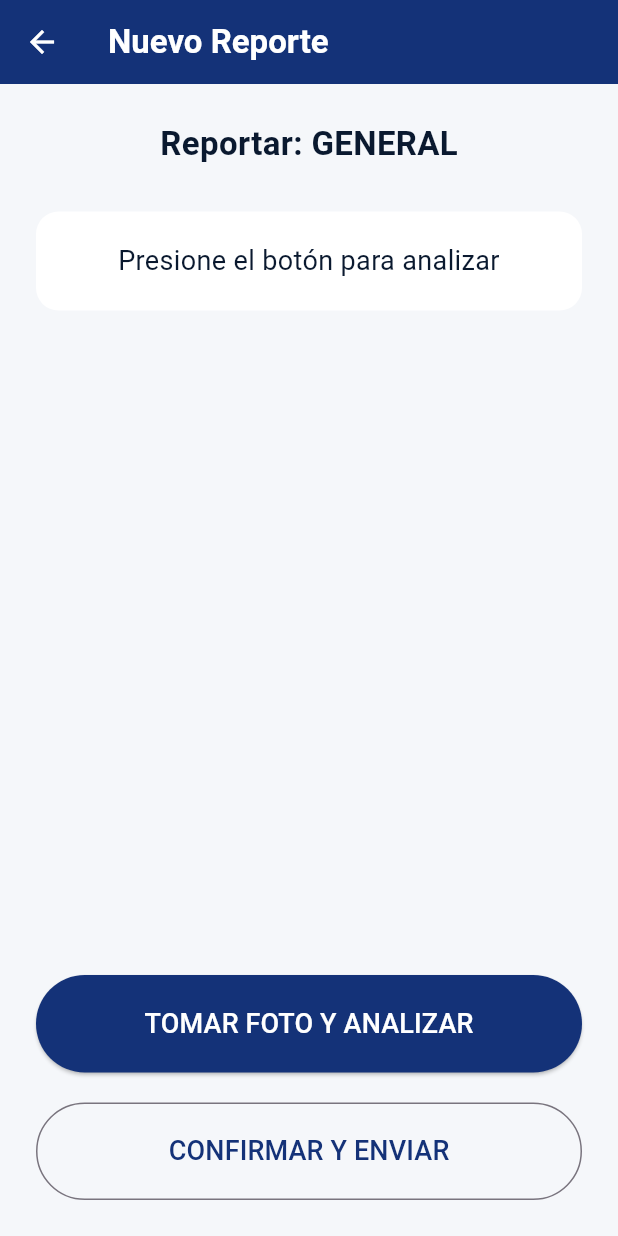
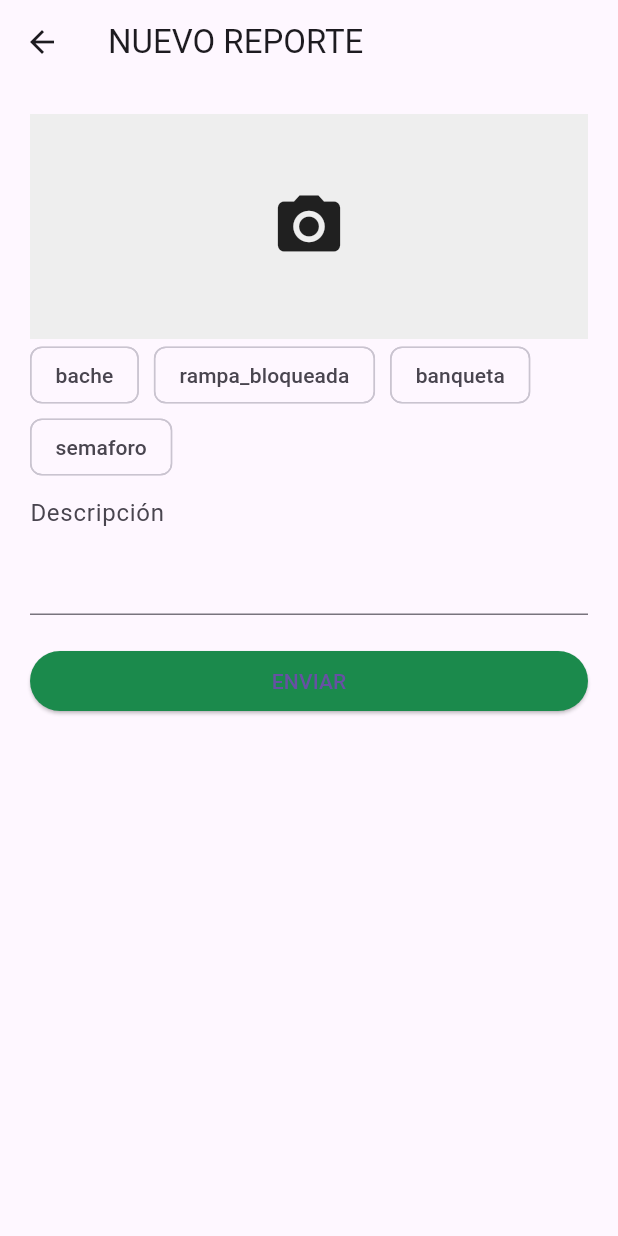
Before and after one commit to XITZEL/Ruta-Accesible_Frontend, a Flutter app: the MapPage screen opened directly, after a tap on "REPORTAR OBSTÁCULO", on a phone screen of 412 x 824 dp. Run offline on Flutter 3.47's test engine with Material 3 defaults, Android fonts, the light colour scheme and no system bars; our stand-ins replace flutter_dotenv, flutter_tts, geolocator, google_maps_flutter, image_picker, permission_handler and 1 more; missing offline and left inert: flutter_polyline_points; network calls fail.

Commit message:
feat: Add permissions handling and image picker functionality
- Updated AndroidManifest.xml to include permissions for internet, fine location, coarse location, and audio recording.
- Modified login_page.dart to remove unnecessary 'const' keyword when navigating to MapPage.
- Enhanced map_page.dart with permission handling for location and microphone, and implemented image picking functionality for reporting obstacles.
- Refactored report_page.dart to integrate image analysis and reporting features, including location retrieval and user feedback.
- Registered new plugins for file selection across platforms in generated_plugin_registrant files.
- Updated pubspec.yaml to include new dependencies for image_picker and permission_handler.

```diff
--- a/ruta_accesible_frontend/lib/login_page.dart
+++ b/ruta_accesible_frontend/lib/login_page.dart
@@ -39,7 +39,7 @@ class LoginPage extends StatelessWidget {
                 onPressed: () {
                   Navigator.pushReplacement(
                     context,
-                    MaterialPageRoute(builder: (context) => const MapPage()),
+                    MaterialPageRoute(builder: (context) =>  MapPage()),
                   );
                 },
               ),
@@ -56,7 +56,7 @@ class LoginPage extends StatelessWidget {
                 onPressed: () {
                   Navigator.pushReplacement(
                     context,
-                    MaterialPageRoute(builder: (context) => const MapPage()),
+                    MaterialPageRoute(builder: (context) =>  MapPage()),
                   );
                 },
               ),
--- a/ruta_accesible_frontend/lib/pages/map_page.dart
+++ b/ruta_accesible_frontend/lib/pages/map_page.dart
@@ -4,6 +4,7 @@ import 'package:flutter_tts/flutter_tts.dart';
 import 'package:geolocator/geolocator.dart';
 import 'package:flutter_polyline_points/flutter_polyline_points.dart';
 import 'package:http/http.dart' as http;
+import 'package:permission_handler/permission_handler.dart'; // 👈 NUEVO
 import 'dart:convert';
 import 'report_page.dart';
 import 'lista_lugares_page.dart';
@@ -12,17 +13,14 @@ import 'hospital_page.dart';
 import 'super_page.dart';
 import 'banco_page.dart';
 
-
 class MapPage extends StatefulWidget {
   final LatLng? destino;
   final String? destinoNombre;
   const MapPage({super.key, this.destino, this.destinoNombre});
 
-
   @override
   State<MapPage> createState() => _MapPageState();
 }
-
 
 class _MapPageState extends State<MapPage> {
   GoogleMapController? mapController;
@@ -30,52 +28,159 @@ class _MapPageState extends State<MapPage> {
   final FlutterTts _tts = FlutterTts();
   final TextEditingController _searchController = TextEditingController();
 
-
   Set<Polyline> _polylines = {};
   Set<Marker> _markers = {};
 
+  bool _permisosListos = false; // 👈 NUEVO: controla si ya tenemos permisos
 
   final Color _fondoGeneral = const Color(0xFFF5F7FA);
   final Color _fondoBotones = const Color(0xFF143278);
   final Color _textoBotones = const Color(0xFFFFFFFF);
 
-
+  // ─────────────────────────────────────────────
+  //  CICLO DE VIDA
+  // ─────────────────────────────────────────────
   @override
   void initState() {
     super.initState();
     _configurarTTS();
+    _solicitarPermisos(); // 👈 Primero pedimos permisos
   }
 
+  // ─────────────────────────────────────────────
+  //  PERMISOS (ubicación + micrófono)
+  // ─────────────────────────────────────────────
+  Future<void> _solicitarPermisos() async {
+    // Pedimos ubicación y micrófono al mismo tiempo
+    final statuses = await [
+      Permission.location,
+      Permission.microphone,
+    ].request();
 
- @override
- void dispose() {
-   _searchController.dispose();
-   super.dispose();
+    final ubicacionOk = statuses[Permission.location]?.isGranted ?? false;
+    final microfonoOk = statuses[Permission.microphone]?.isGranted ?? false;
+
+    if (!mounted) return;
+
+    if (!ubicacionOk) {
+      // Sin ubicación no podemos trazar rutas → mostramos aviso
+      _mostrarDialogoPermiso(
+        titulo: 'Ubicación requerida',
+        mensaje:
+            'Esta app necesita acceso a tu ubicación para trazar rutas accesibles. '
+            'Por favor actívala en Ajustes.',
+        icono: Icons.location_on,
+      );
+      return;
     }
 
+    if (!microfonoOk) {
+      // Micrófono opcional → avisamos pero continuamos
+      ScaffoldMessenger.of(context).showSnackBar(
+        const SnackBar(
+          content: Text(
+              'Sin micrófono no podrás usar comandos de voz, '
+              'pero la app sigue funcionando.'),
+          duration: Duration(seconds: 4),
+        ),
+      );
+    }
 
+    setState(() => _permisosListos = true);
+    await _cargarReportes();
+
+    // Si ya venimos con un destino, trazamos la ruta
+    if (widget.destino != null) {
+      _trazarRuta(widget.destino!);
+    }
+  }
+
+  void _mostrarDialogoPermiso({
+    required String titulo,
+    required String mensaje,
+    required IconData icono,
+  }) {
+    showDialog(
+      context: context,
+      barrierDismissible: false,
+      builder: (_) => AlertDialog(
+        shape: RoundedRectangleBorder(borderRadius: BorderRadius.circular(16)),
+        title: Row(children: [
+          Icon(icono, color: _fondoBotones),
+          const SizedBox(width: 8),
+          Text(titulo),
+        ]),
+        content: Text(mensaje),
+        actions: [
+          TextButton(
+            onPressed: () {
+              Navigator.pop(context);
+              openAppSettings(); // Abre ajustes del sistema
+            },
+            child: const Text('Abrir Ajustes'),
+          ),
+          TextButton(
+            onPressed: () => Navigator.pop(context),
+            child: const Text('Cancelar'),
+          ),
+        ],
+      ),
+    );
+  }
+
+  // ─────────────────────────────────────────────
+  //  TTS
+  // ─────────────────────────────────────────────
   void _configurarTTS() async {
     await _tts.setLanguage("es-MX");
     await _tts.setSpeechRate(0.45);
   }
 
-
   Future<void> _hablar(String texto) async => await _tts.speak(texto);
 
+  // ─────────────────────────────────────────────
+  //  REPORTES
+  // ─────────────────────────────────────────────
+  Future<void> _cargarReportes() async {
+    try {
+      final response = await http
+          .get(Uri.parse('https://ruta-accesible.vercel.app/api/reportes'));
+      if (response.statusCode == 200) {
+        final List<dynamic> data = json.decode(response.body);
+        setState(() {
+          for (var item in data) {
+            _markers.add(Marker(
+              markerId: MarkerId(item['id'].toString()),
+              position: LatLng(item['lat'], item['lng']),
+              icon: BitmapDescriptor.defaultMarkerWithHue(
+                  BitmapDescriptor.hueOrange),
+              infoWindow: InfoWindow(
+                title: "Obstáculo: ${item['tipo']}",
+                snippet: item['descripcion'],
+              ),
+            ));
+          }
+        });
+      }
+    } catch (e) {
+      debugPrint("Error cargando reportes: $e");
+    }
+  }
 
+  // ─────────────────────────────────────────────
+  //  RUTA
+  // ─────────────────────────────────────────────
   Future<void> _trazarRuta(LatLng destino) async {
     try {
       Position pos = await Geolocator.getCurrentPosition();
       final inicio = LatLng(pos.latitude, pos.longitude);
-
-
       final url = Uri.parse(
-         'https://ruta-accesible.vercel.app/api/route?originLat=${inicio.latitude}&originLng=${inicio.longitude}&destLat=${destino.latitude}&destLng=${destino.longitude}');
+          'https://ruta-accesible.vercel.app/api/route'
+          '?originLat=${inicio.latitude}&originLng=${inicio.longitude}'
+          '&destLat=${destino.latitude}&destLng=${destino.longitude}');
       final response = await http.get(url);
 
-
       if (!mounted) return;
-
 
       List<LatLng> coords = [inicio, destino];
       if (response.statusCode == 200) {
@@ -89,78 +194,51 @@ class _MapPageState extends State<MapPage> {
         }
       }
 
-
       setState(() {
         _polylines = {
           Polyline(
             polylineId: const PolylineId('ruta'),
             points: coords,
-           color: const Color(0xFF143278),
+            color: _fondoBotones,
             width: 5,
           )
         };
-       _markers = {
-         Marker(
+        _markers.add(Marker(
           markerId: const MarkerId('destino'),
           position: destino,
-           infoWindow: InfoWindow(title: widget.destinoNombre ?? 'Destino'),
-         )
-       };
+          infoWindow:
+              InfoWindow(title: widget.destinoNombre ?? 'Destino'),
+        ));
       });
-
-
-     WidgetsBinding.instance.addPostFrameCallback((_) {
-       mapController?.showMarkerInfoWindow(const MarkerId('destino'));
-     });
-
-
-     mapController?.animateCamera(
-       CameraUpdate.newLatLngBounds(
-         LatLngBounds(
-           southwest: LatLng(
-             inicio.latitude < destino.latitude ? inicio.latitude : destino.latitude,
-             inicio.longitude < destino.longitude ? inicio.longitude : destino.longitude,
-           ),
-           northeast: LatLng(
-             inicio.latitude > destino.latitude ? inicio.latitude : destino.latitude,
-             inicio.longitude > destino.longitude ? inicio.longitude : destino.longitude,
-           ),
-         ),
-         80,
-       ),
-     );
+      _hablar(
+          "Ruta trazada hacia ${widget.destinoNombre ?? 'tu destino'}");
     } catch (e) {
-     print('Error trazando ruta: $e');
+      debugPrint('Error trazando ruta: $e');
     }
   }
 
-
- void _buscar(String texto) {
-   final t = texto.trim();
-   if (t.isEmpty) return;
-
-
-   _searchController.clear();
-   Navigator.push(
-     context,
-     MaterialPageRoute(
-       builder: (context) => ListaLugaresPage(
-         titulo: 'Resultados: $t',
-         categoria: '',
-         query: t,
+  // ─────────────────────────────────────────────
+  //  UI
+  // ─────────────────────────────────────────────
+  @override
+  Widget build(BuildContext context) {
+    // Mientras no tenemos permisos mostramos pantalla de carga
+    if (!_permisosListos) {
+      return Scaffold(
+        backgroundColor: _fondoGeneral,
+        body: Center(
+          child: Column(
+            mainAxisSize: MainAxisSize.min,
+            children: [
+              CircularProgressIndicator(color: _fondoBotones),
+              const SizedBox(height: 16),
+              const Text('Solicitando permisos…'),
+            ],
           ),
         ),
       );
     }
 
-
- void _navegarACategoria(Widget paginaDestino) {
-   Navigator.push(context, MaterialPageRoute(builder: (context) => paginaDestino));
- }
-
-
- @override
- Widget build(BuildContext context) {
     return Scaffold(
       backgroundColor: _fondoGeneral,
       body: Stack(
@@ -168,165 +246,43 @@ class _MapPageState extends State<MapPage> {
           GoogleMap(
             onMapCreated: (controller) {
               mapController = controller;
-             if (widget.destino != null) {
+              // La ruta ya se traza en _solicitarPermisos()
+              // pero si el mapa tardó más, la volvemos a trazar aquí
+              if (widget.destino != null && _polylines.isEmpty) {
                 _trazarRuta(widget.destino!);
               }
             },
-           initialCameraPosition: CameraPosition(target: _centroDefault, zoom: 16.0),
+            initialCameraPosition:
+                CameraPosition(target: _centroDefault, zoom: 16.0),
             myLocationEnabled: true,
             polylines: _polylines,
             markers: _markers,
           ),
 
-
-         // BUSCADOR
+          // Botón reportar obstáculo
           Positioned(
-           top: 50,
-           left: 15,
-           right: 15,
-           child: Container(
-             height: 55,
-             padding: const EdgeInsets.symmetric(horizontal: 5),
-             decoration: BoxDecoration(
-               color: _fondoGeneral,
-               borderRadius: BorderRadius.circular(15),
-               boxShadow: const [BoxShadow(color: Colors.black12, blurRadius: 10)],
+            bottom: 20,
+            left: 20,
+            right: 20,
+            child: ElevatedButton.icon(
+              onPressed: () {
+                // ✅ Sin 'const' porque ReportePage tiene estado interno
+                Navigator.push(
+                  context,
+                  MaterialPageRoute(
+                    builder: (context) =>
+                        ReportePage(categoria: 'general'), // 👈 sin const
                   ),
-             child: Row(
-               children: [
-                 IconButton(
-                   icon: Icon(Icons.mic, color: _fondoBotones),
-                   onPressed: () => _hablar("¿Qué lugar buscas?"),
-                   constraints: const BoxConstraints(minWidth: 40),
-                 ),
-                 Expanded(
-                   child: TextField(
-                     controller: _searchController,
-                     decoration: const InputDecoration(
-                       border: InputBorder.none,
-                       hintText: '¿A dónde vamos?',
-                       contentPadding: EdgeInsets.symmetric(horizontal: 10),
-                     ),
-                     onSubmitted: _buscar,
-                     textInputAction: TextInputAction.search,
-                   ),
-                 ),
-                 IconButton(
-                   icon: Icon(Icons.search, color: _fondoBotones),
-                   onPressed: () => _buscar(_searchController.text),
-                   constraints: const BoxConstraints(minWidth: 40),
-                 ),
-               ],
-             ),
-           ),
-         ),
-
-
-         // BANNER DE DESTINO
-         if (widget.destinoNombre != null)
-           Positioned(
-             top: 120,
-             left: 15,
-             right: 15,
-             child: Container(
-               padding: const EdgeInsets.symmetric(horizontal: 14, vertical: 10),
-               decoration: BoxDecoration(
-                 color: Colors.white,
-                 borderRadius: BorderRadius.circular(12),
-                 boxShadow: const [BoxShadow(color: Colors.black12, blurRadius: 8)],
-               ),
-               child: Row(
-                 children: [
-                   const Icon(Icons.location_on, color: Color(0xFF143278), size: 20),
-                   const SizedBox(width: 8),
-                   Expanded(
-                     child: Text(
-                       widget.destinoNombre!,
-                       style: const TextStyle(fontWeight: FontWeight.bold, fontSize: 14),
-                       overflow: TextOverflow.ellipsis,
-                     ),
-                   ),
-                 ],
-               ),
-             ),
-           ),
-
-
-         // PANEL INFERIOR
-         Positioned(
-           bottom: 0,
-           left: 0,
-           right: 0,
-           child: Container(
-             padding: const EdgeInsets.all(15),
-             decoration: BoxDecoration(
-               color: _fondoGeneral,
-               borderRadius: const BorderRadius.vertical(top: Radius.circular(30)),
-               boxShadow: const [BoxShadow(color: Colors.black12, blurRadius: 10)],
-             ),
-             child: Column(
-               mainAxisSize: MainAxisSize.min,
-               children: [
-                 _botonReportar(),
-                 const SizedBox(height: 15),
-                 GridView.count(
-                   shrinkWrap: true,
-                   physics: const NeverScrollableScrollPhysics(),
-                   crossAxisCount: 2,
-                   crossAxisSpacing: 10,
-                   mainAxisSpacing: 10,
-                   childAspectRatio: 3.0,
-                   children: [
-                     _buildBotonCategoria(Icons.gavel, "Gobierno", const GobiernoPage()),
-                     _buildBotonCategoria(Icons.local_hospital, "Hospitales", const HospitalPage()),
-                     _buildBotonCategoria(Icons.shopping_cart, "Super", const SuperPage()),
-                     _buildBotonCategoria(Icons.account_balance, "Bancos", const BancoPage()),
-                   ],
-                 ),
-               ],
-             ),
+                );
+              },
+              icon: Icon(Icons.warning_amber_rounded, color: _textoBotones),
+              label: const Text('REPORTAR OBSTÁCULO'),
+              style: ElevatedButton.styleFrom(
+                  backgroundColor: Colors.orange[900]),
             ),
           ),
         ],
       ),
     );
   }
-
-
- Widget _botonReportar() {
-   return ElevatedButton.icon(
-     onPressed: () => Navigator.push(
-       context,
-       MaterialPageRoute(builder: (context) => const ReportePage(categoria: 'general')),
-     ),
-     icon: Icon(Icons.warning_amber_rounded, color: _textoBotones),
-     label: const Text('REPORTAR OBSTÁCULO', style: TextStyle(fontWeight: FontWeight.bold)),
-     style: ElevatedButton.styleFrom(
-       backgroundColor: Colors.orange[900],
-       minimumSize: const Size(double.infinity, 50),
-     ),
-   );
 }
-
-
- Widget _buildBotonCategoria(IconData icono, String texto, Widget paginaDestino) {
-   return ElevatedButton(
-     style: ElevatedButton.styleFrom(
-       backgroundColor: _fondoBotones,
-       shape: RoundedRectangleBorder(borderRadius: BorderRadius.circular(10)),
-       padding: const EdgeInsets.symmetric(horizontal: 5),
-     ),
-     onPressed: () => _navegarACategoria(paginaDestino),
-     child: FittedBox(
-       fit: BoxFit.scaleDown,
-       child: Row(
-         children: [
-           Icon(icono, size: 18, color: _textoBotones),
-           const SizedBox(width: 5),
-           Text(texto, style: TextStyle(fontSize: 12, color: _textoBotones, fontWeight: FontWeight.bold)),
-         ],
-       ),
-     ),
-   );
- }
-}
--- a/ruta_accesible_frontend/lib/pages/report_page.dart
+++ b/ruta_accesible_frontend/lib/pages/report_page.dart
@@ -1,137 +1,85 @@
 import 'package:flutter/material.dart';
+import 'package:flutter_tts/flutter_tts.dart';
+import 'package:geolocator/geolocator.dart';
+import 'package:image_picker/image_picker.dart';
 import 'package:http/http.dart' as http;
+import 'package:http_parser/http_parser.dart';
 import 'dart:convert';
 import 'dart:io';
+
+const _c = Color(0xFF143278);
+const _v = Color(0xFF1B8A4C);
 
 class ReportePage extends StatefulWidget {
   final String categoria;
   const ReportePage({super.key, required this.categoria});
-
   @override
   State<ReportePage> createState() => _ReportePageState();
 }
 
 class _ReportePageState extends State<ReportePage> {
-  bool _cargando = false;
-  String _mensajeEstado = "Presione el botón para analizar";
+  final FlutterTts _tts = FlutterTts();
+  final TextEditingController _desc = TextEditingController();
+  final ImagePicker _picker = ImagePicker();
+  String? _tipo, _fotoUrl, _aiDesc, _aiPeligro;
+  File? _fotoFile;
+  bool _enviando = false, _analizando = false;
+  double? _lat, _lng;
 
-  // Colores de la paleta solicitada
-  final Color _fondoGris = const Color(0xFFF5F7FA);
-  final Color _textoOscuro = const Color(0xFF0A192F);
-  final Color _azulBotones = const Color(0xFF143278);
-
-  // Simulación de llamada a POST /api/ai/describe-photo
-  Future<void> _analizarImagen() async {
-    setState(() {
-      _cargando = true;
-      _mensajeEstado = "Analizando peligro con IA...";
-    });
-
-    // Aquí iría tu lógica real de cámara + multipart/form-data a /api/ai/describe-photo
-    await Future.delayed(const Duration(seconds: 3));
-
-    setState(() {
-      _cargando = false;
-      _mensajeEstado = "Peligro detectado: ${widget.categoria}. ¿Desea enviar reporte?";
-    });
+  @override
+  void initState() {
+    super.initState();
+    _tts.setLanguage("es-MX");
+    _obtenerLoc();
+    if (widget.categoria != 'general') _tipo = widget.categoria;
   }
 
-  // Envío final a POST /api/reports
-  Future<void> _enviarReporte() async {
-    setState(() => _cargando = true);
-
-    final body = {
-      "userId": "usuario_anonimo_123", // Cambiar por auth real
-      "tipo_barrera": widget.categoria,
-      "descripcion": "Obstáculo detectado automáticamente",
-      "metodo_ingreso": "IA",
-      "lat": 32.5149,
-      "lng": -117.0382,
-    };
-
-    try {
-      final response = await http.post(
-        Uri.parse('https://ruta-accesible.vercel.app/api/reports'),
-        headers: {"Content-Type": "application/json"},
-        body: json.encode(body),
-      );
-
-      if (response.statusCode == 201 && mounted) {
-        _mostrarExito();
-      }
-    } catch (e) {
-      debugPrint(e.toString());
-    } finally {
-      if (mounted) setState(() => _cargando = false);
-    }
+  Future<void> _obtenerLoc() async {
+    Position p = await Geolocator.getCurrentPosition();
+    setState(() { _lat = p.latitude; _lng = p.longitude; });
   }
 
-  void _mostrarExito() {
-    showDialog(
-      context: context,
-      builder: (context) => AlertDialog(
-        title: const Text("¡Reporte enviado!"),
-        content: const Text("Gracias por ayudar a mejorar la ciudad."),
-        actions: [
-          TextButton(onPressed: () => Navigator.pop(context, true), child: const Text("Aceptar"))
-        ],
-      ),
-    );
+  Future<void> _tomarFoto() async {
+    final XFile? f = await _picker.pickImage(source: ImageSource.camera);
+    if (f == null) return;
+    setState(() { _fotoFile = File(f.path); _analizando = true; });
+
+    var req = http.MultipartRequest('POST', Uri.parse('https://ruta-accesible.vercel.app/api/ai/describe-photo'));
+    req.files.add(await http.MultipartFile.fromPath('photo', f.path, contentType: MediaType('image', 'jpeg')));
+    var res = await req.send();
+    if (res.statusCode == 200) {
+      var d = json.decode(await res.stream.bytesToString())['data'];
+      setState(() { _tipo = d['tipo_barrera']; _aiDesc = d['descripcion']; _aiPeligro = d['nivel_peligro']; _desc.text = _aiDesc ?? ''; });
+    }
+    setState(() => _analizando = false);
+  }
+
+  Future<void> _enviar() async {
+    if (_tipo == null || _desc.text.isEmpty) return;
+    setState(() => _enviando = true);
+
+    var body = {'userId': 'user_${DateTime.now().millisecondsSinceEpoch}', 'lat': _lat, 'lng': _lng, 'tipo_barrera': _tipo, 'descripcion': _desc.text};
+    var res = await http.post(Uri.parse('https://ruta-accesible.vercel.app/api/reports'),
+        headers: {'Content-Type': 'application/json'}, body: json.encode(body));
+
+    if (res.statusCode == 201 && mounted) Navigator.pop(context);
+    setState(() => _enviando = false);
   }
 
   @override
   Widget build(BuildContext context) {
     return Scaffold(
-      backgroundColor: _fondoGris,
-      appBar: AppBar(
-        title: const Text("Nuevo Reporte", style: TextStyle(fontWeight: FontWeight.bold)),
-        backgroundColor: _azulBotones,
-        foregroundColor: Colors.white,
-      ),
-      body: Padding(
-        padding: const EdgeInsets.all(24.0),
-        child: Column(
-          children: [
-            Text(
-              "Reportar: ${widget.categoria.toUpperCase()}",
-              style: TextStyle(fontSize: 22, color: _textoOscuro, fontWeight: FontWeight.bold),
-            ),
-            const SizedBox(height: 30),
-
-            // Área de Feedback visual grande
-            Container(
-              padding: const EdgeInsets.all(20),
-              decoration: BoxDecoration(color: Colors.white, borderRadius: BorderRadius.circular(15)),
-              child: Center(
-                child: _cargando
-                  ? const CircularProgressIndicator()
-                  : Text(_mensajeEstado, textAlign: TextAlign.center, style: TextStyle(fontSize: 18, color: _textoOscuro)),
-              ),
-            ),
-            const Spacer(),
-
-            // Botones grandes y accesibles
-            SizedBox(
-              width: double.infinity,
-              height: 65,
-              child: ElevatedButton(
-                style: ElevatedButton.styleFrom(backgroundColor: _azulBotones),
-                onPressed: _cargando ? null : _analizarImagen,
-                child: const Text("TOMAR FOTO Y ANALIZAR", style: TextStyle(fontSize: 18, color: Colors.white)),
-              ),
-            ),
-            const SizedBox(height: 20),
-            SizedBox(
-              width: double.infinity,
-              height: 65,
-              child: OutlinedButton(
-                onPressed: _cargando ? null : _enviarReporte,
-                child: Text("CONFIRMAR Y ENVIAR", style: TextStyle(fontSize: 18, color: _azulBotones)),
-              ),
-            ),
-          ],
-        ),
-      ),
+      appBar: AppBar(title: const Text('NUEVO REPORTE')),
+      body: ListView(padding: const EdgeInsets.all(20), children: [
+        GestureDetector(onTap: _tomarFoto, child: Container(height: 150, color: Colors.grey[200],
+            child: _analizando ? const Center(child: CircularProgressIndicator()) : const Icon(Icons.camera_alt, size: 50))),
+        Wrap(spacing: 10, children: ['bache', 'rampa_bloqueada', 'banqueta', 'semaforo'].map((t) => ChoiceChip(
+            label: Text(t), selected: _tipo == t, onSelected: (s) => setState(() => _tipo = t))).toList()),
+        TextField(controller: _desc, maxLines: 3, decoration: const InputDecoration(hintText: 'Descripción')),
+        const SizedBox(height: 20),
+        ElevatedButton(onPressed: _enviando ? null : _enviar, style: ElevatedButton.styleFrom(backgroundColor: _v),
+            child: _enviando ? const CircularProgressIndicator() : const Text('ENVIAR'))
+      ]),
     );
   }
 }
--- a/ruta_accesible_frontend/pubspec.yaml
+++ b/ruta_accesible_frontend/pubspec.yaml
@@ -22,9 +22,11 @@ dependencies:
   flutter_tts: ^4.0.2
   speech_to_text: ^7.0.0
   flutter_dotenv: ^5.1.0
+  image_picker: ^1.0.0
 
   # Iconos y Diseño
   cupertino_icons: ^1.0.6
+  permission_handler: ^12.0.2
 
 dev_dependencies:
   flutter_test:
```
Also changed, not shown: ruta_accesible_frontend/pubspec.lock, 6 other files. Lines whose indentation alone changed are shown as unchanged.
